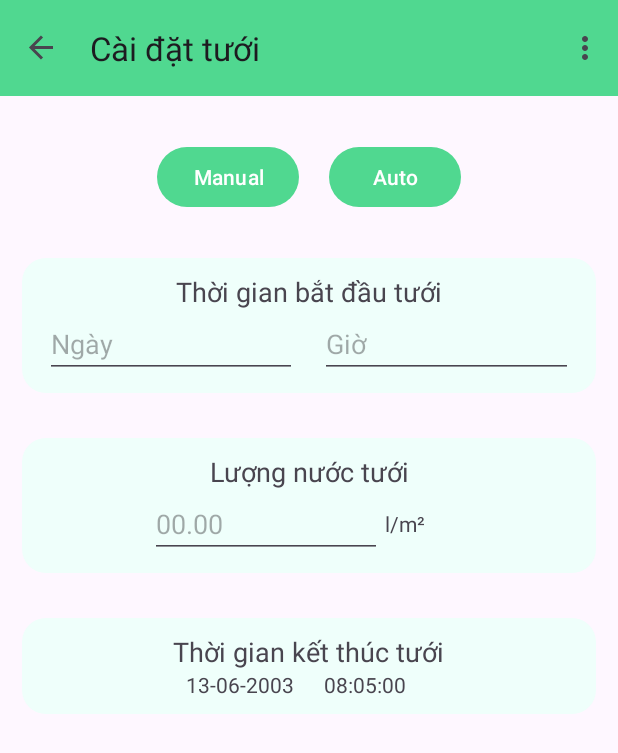
After one commit to conechmuadong/introvert-garden, an Android app: the IrrigationSettingFragment screen opened through its navigation route, on a phone screen of 412 x 824 dp. The commit adds this screen. Shown: the top 753 px of the screen. Run offline under Robolectric (Android 15) with nearby library versions, the phone set to English and light mode, and no system bars; our stand-ins replace navigation-ui.

Commit message:
irrigation setting fragment

```diff
--- a/app/app/src/main/java/ie/app/fragments/FieldlistFragment.java
+++ b/app/app/src/main/java/ie/app/fragments/FieldlistFragment.java
@@ -10,11 +10,11 @@ import androidx.fragment.app.Fragment;
 import androidx.navigation.fragment.NavHostFragment;
 
 import ie.app.R;
-import ie.app.databinding.FragmentFieldlistBinding;
+import ie.app.databinding.FragmentListFieldBinding;
 
 public class FieldlistFragment extends Fragment {
 
-    private FragmentFieldlistBinding binding;
+    private FragmentListFieldBinding binding;
 
     @Override
     public View onCreateView(
@@ -22,7 +22,7 @@ public class FieldlistFragment extends Fragment {
             Bundle savedInstanceState
     ) {
 
-        binding = FragmentFieldlistBinding.inflate(inflater, container, false);
+        binding = FragmentListFieldBinding.inflate(inflater, container, false);
         return binding.getRoot();
 
     }
--- /dev/null
+++ b/app/app/src/main/java/ie/app/fragments/IrrigationSettingFragment.java
@@ -0,0 +1,110 @@
+package ie.app.fragments;
+
+import android.app.DatePickerDialog;
+import android.app.TimePickerDialog;
+import android.os.Bundle;
+import android.view.LayoutInflater;
+import android.view.View;
+import android.view.ViewGroup;
+import android.widget.Button;
+import android.widget.DatePicker;
+import android.widget.TimePicker;
+
+import androidx.annotation.NonNull;
+import androidx.fragment.app.Fragment;
+import androidx.navigation.fragment.NavHostFragment;
+
+import java.util.Calendar;
+
+import ie.app.R;
+import ie.app.databinding.FragmentIrrigationSettingBinding;
+import ie.app.main.MainActivity;
+
+enum Mode {
+    MANUAL,
+    AUTO
+}
+public class IrrigationSettingFragment extends Fragment {
+
+    private FragmentIrrigationSettingBinding binding;
+    private Mode mode = Mode.AUTO;
+
+    @Override
+    public View onCreateView(
+            LayoutInflater inflater, ViewGroup container,
+            Bundle savedInstanceState
+    ) {
+
+        binding = FragmentIrrigationSettingBinding.inflate(inflater, container, false);
+        return binding.getRoot();
+
+    }
+
+    public void onViewCreated(@NonNull View view, Bundle savedInstanceState) {
+        super.onViewCreated(view, savedInstanceState);
+
+        binding.manualButton.setOnClickListener(new View.OnClickListener() {
+            @Override
+            public void onClick(View view) {
+                mode = Mode.MANUAL;
+                // set background
+            }
+        });
+
+        binding.autoButton.setOnClickListener(new View.OnClickListener() {
+            @Override
+            public void onClick(View view) {
+                mode = Mode.AUTO;
+                // set background
+            }
+        });
+
+        binding.dateEditText.setOnClickListener(new View.OnClickListener() {
+            @Override
+            public void onClick(View v) {
+                // Lấy giá trị ngày giờ hiện tại để hiển thị trên DatePicker
+                Calendar calendar = Calendar.getInstance();
+                int year = calendar.get(Calendar.YEAR);
+                int month = calendar.get(Calendar.MONTH);
+                int dayOfMonth = calendar.get(Calendar.DAY_OF_MONTH);
+
+                // Hiển thị DatePickerDialog để cho phép người dùng chọn giá trị ngày giờ
+                DatePickerDialog datePickerDialog = new DatePickerDialog(IrrigationSettingFragment.this.getContext(), new DatePickerDialog.OnDateSetListener() {
+                    @Override
+                    public void onDateSet(DatePicker view, int year, int monthOfYear, int dayOfMonth) {
+                        // Cập nhật giá trị ngày giờ của EditText khi người dùng chọn giá trị trên DatePicker
+                        binding.dateEditText.setText(dayOfMonth + "/" + (monthOfYear + 1) + "/" + year);
+                    }
+                }, year, month, dayOfMonth);
+                datePickerDialog.show();
+            }
+        });
+
+        binding.timeEditText.setOnClickListener(new View.OnClickListener() {
+            @Override
+            public void onClick(View v) {
+                // Lấy giá trị giờ hiện tại để hiển thị trên DatePicker
+                Calendar calendar = Calendar.getInstance();
+                int hour = calendar.get(Calendar.HOUR);
+                int min = calendar.get(Calendar.MINUTE);
+
+                // Hiển thị DatePickerDialog để cho phép người dùng chọn giá trị ngày giờ
+                TimePickerDialog timePickerDialog = new TimePickerDialog(IrrigationSettingFragment.this.getContext(), new TimePickerDialog.OnTimeSetListener() {
+                    @Override
+                    public void onTimeSet(TimePicker view, int hourOfDay, int minute) {
+                        // Cập nhật giá trị giờ của EditText khi người dùng chọn giá trị trên TimePicker
+                        binding.timeEditText.setText(hourOfDay + " : " + minute + " : 00");
+                    }
+                }, hour, min, true);
+                timePickerDialog.show();
+            }
+        });
+    }
+
+    @Override
+    public void onDestroyView() {
+        super.onDestroyView();
+        binding = null;
+    }
+
+}
--- a/app/app/src/main/java/ie/app/fragments/MeasuredDataFragment.java
+++ b/app/app/src/main/java/ie/app/fragments/MeasuredDataFragment.java
@@ -8,18 +8,19 @@ import android.widget.TextView;
 
 import androidx.annotation.NonNull;
 import androidx.fragment.app.Fragment;
+import androidx.navigation.fragment.NavHostFragment;
 
 import ie.app.R;
-import ie.app.databinding.FragmentMeasureddataBinding;
+import ie.app.databinding.FragmentMeasuredDataBinding;
 import ie.app.models.Field;
 
 public class MeasuredDataFragment extends Fragment {
-    private FragmentMeasureddataBinding binding;
+    private FragmentMeasuredDataBinding binding;
     private Field field = new Field();
 
     @Override
     public View onCreateView(LayoutInflater inflater, ViewGroup container, Bundle savedInstanceState) {
-        binding = FragmentMeasureddataBinding.inflate(inflater, container, false);
+        binding = FragmentMeasuredDataBinding.inflate(inflater, container, false);
         View view = binding.getRoot();
 
         String fieldname = "Cánh đồng";
@@ -57,14 +58,14 @@ public class MeasuredDataFragment extends Fragment {
 
     public void onViewCreated(@NonNull View view, Bundle savedInstanceState) {
         super.onViewCreated(view, savedInstanceState);
-/*
-        binding.buttonSecond.setOnClickListener(new View.OnClickListener() {
+
+        binding.waterButton.setOnClickListener(new View.OnClickListener() {
             @Override
             public void onClick(View view) {
-                NavHostFragment.findNavController(SecondFragment.this)
-                        .navigate(R.id.action_SecondFragment_to_FirstFragment);
+                NavHostFragment.findNavController(MeasuredDataFragment.this)
+                        .navigate(R.id.action_MeasuredDataFragment_to_IrrigationFragment);
             }
-        }); */
+        });
     }
 
     @Override
--- /dev/null
+++ b/app/app/src/main/java/ie/app/models/Fieldlist.java
@@ -0,0 +1,8 @@
+package ie.app.models;
+
+import java.lang.reflect.Array;
+import java.util.ArrayList;
+
+public class Fieldlist {
+    ArrayList<Field> fields = new ArrayList<>();
+}
--- /dev/null
+++ b/app/app/src/main/res/drawable/irrigation_background.xml
@@ -0,0 +1,9 @@
+<layer-list xmlns:android="http://schemas.android.com/apk/res/android">
+    <item android:left="15dp" android:right="15dp">
+        <shape android:shape="rectangle">
+            <solid android:color="@color/background" />
+            <corners android:radius="16dp" />
+
+        </shape>
+    </item>
+</layer-list>
--- /dev/null
+++ b/app/app/src/main/res/layout/fragment_irrigation_setting.xml
@@ -0,0 +1,212 @@
+<?xml version="1.0" encoding="utf-8"?>
+<LinearLayout xmlns:android="http://schemas.android.com/apk/res/android"
+    xmlns:app="http://schemas.android.com/apk/res-auto"
+    xmlns:tools="http://schemas.android.com/tools"
+    android:layout_width="match_parent"
+    android:layout_height="match_parent"
+    tools:context=".fragments.IrrigationSettingFragment"
+    android:orientation="vertical">
+
+    <Space
+        android:layout_width="match_parent"
+        android:layout_height="30dp" />
+
+    <LinearLayout
+        android:layout_width="match_parent"
+        android:layout_height="wrap_content"
+        android:orientation="horizontal"
+        android:gravity="center" >
+
+
+        <Button
+            android:id="@+id/manualButton"
+            android:layout_width="wrap_content"
+            android:layout_height="wrap_content"
+            android:text="@string/manualButton" />
+
+        <Space
+            android:layout_width="20dp"
+            android:layout_height="wrap_content" />
+
+        <Button
+            android:id="@+id/autoButton"
+            android:layout_width="wrap_content"
+            android:layout_height="wrap_content"
+            android:text="@string/autoButton" />
+
+    </LinearLayout>
+
+    <Space
+        android:layout_width="match_parent"
+        android:layout_height="30dp" />
+
+    <LinearLayout
+        android:layout_width="match_parent"
+        android:layout_height="wrap_content"
+        android:orientation="vertical"
+        android:gravity="center"
+        android:background="@drawable/irrigation_background" >
+
+        <Space
+            android:layout_width="match_parent"
+            android:layout_height="10dp" />
+
+        <TextView
+            android:id="@+id/start_time"
+            android:layout_height="wrap_content"
+            android:layout_width="wrap_content"
+            android:gravity="center"
+            android:textSize="18sp"
+            android:text="@string/start_time" />
+        <LinearLayout
+            android:layout_width="match_parent"
+            android:layout_height="wrap_content"
+            android:orientation="horizontal" >
+            <Space
+                android:layout_width="30dp"
+                android:layout_height="wrap_content" />
+            <EditText
+                android:id="@+id/dateEditText"
+                android:layout_width="0dp"
+                android:layout_weight="1"
+                android:layout_height="wrap_content"
+                android:focusable="false"
+                android:hint="Ngày" />
+            <Space
+                android:layout_width="15dp"
+                android:layout_height="wrap_content" />
+            <EditText
+                android:id="@+id/timeEditText"
+                android:layout_width="0dp"
+                android:layout_weight="1"
+                android:layout_height="wrap_content"
+                android:focusable="false"
+                android:hint="Giờ" />
+            <Space
+                android:layout_width="30dp"
+                android:layout_height="wrap_content" />
+        </LinearLayout>
+
+        <Space
+            android:layout_width="match_parent"
+            android:layout_height="10dp" />
+
+    </LinearLayout>
+
+    <Space
+        android:layout_width="match_parent"
+        android:layout_height="30dp" />
+
+    <LinearLayout
+        android:layout_width="match_parent"
+        android:layout_height="wrap_content"
+        android:orientation="vertical"
+        android:gravity="center"
+        android:background="@drawable/irrigation_background" >
+
+        <Space
+            android:layout_width="match_parent"
+            android:layout_height="10dp" />
+
+        <TextView
+            android:id="@+id/amount_water"
+            android:layout_height="wrap_content"
+            android:layout_width="wrap_content"
+            android:gravity="center"
+            android:textSize="18sp"
+            android:text="@string/amount_water" />
+
+        <LinearLayout
+            android:layout_width="match_parent"
+            android:layout_height="wrap_content"
+            android:gravity="center"
+            android:orientation="horizontal" >
+
+            <Space
+                android:layout_width="100dp"
+                android:layout_height="wrap_content" />
+
+            <EditText
+                android:id="@+id/amountEditText"
+                android:layout_width="0dp"
+                android:layout_weight="1"
+                android:layout_height="wrap_content"
+                android:focusable="true"
+                android:hint="00.00" />
+            <Space
+                android:layout_width="2dp"
+                android:layout_height="wrap_content" />
+            <TextView
+                android:id="@+id/unit"
+                android:layout_width="0dp"
+                android:layout_weight="1"
+                android:layout_height="wrap_content"
+                android:text="@string/water_unit" />
+        </LinearLayout>
+
+        <Space
+            android:layout_width="match_parent"
+            android:layout_height="10dp" />
+
+    </LinearLayout>
+
+    <Space
+        android:layout_width="match_parent"
+        android:layout_height="30dp" />
+
+    <LinearLayout
+        android:layout_width="match_parent"
+        android:layout_height="wrap_content"
+        android:orientation="vertical"
+        android:gravity="center"
+        android:background="@drawable/irrigation_background" >
+
+        <Space
+            android:layout_width="match_parent"
+            android:layout_height="10dp" />
+
+        <TextView
+            android:id="@+id/end_time"
+            android:layout_height="wrap_content"
+            android:layout_width="wrap_content"
+            android:gravity="center"
+            android:textSize="18sp"
+            android:text="@string/end_time" />
+        <LinearLayout
+            android:layout_width="match_parent"
+            android:layout_height="wrap_content"
+            android:orientation="horizontal" >
+            <Space
+                android:layout_width="30dp"
+                android:layout_height="wrap_content" />
+            <TextView
+                android:id="@+id/endDate"
+                android:layout_width="0dp"
+                android:layout_weight="1"
+                android:layout_height="wrap_content"
+                android:gravity="end"
+                android:text="13-06-2003" />
+            <Space
+                android:layout_width="20dp"
+                android:layout_height="wrap_content" />
+            <TextView
+                android:id="@+id/endTime"
+                android:layout_width="0dp"
+                android:layout_weight="1"
+                android:layout_height="wrap_content"
+                android:text="08:05:00" />
+            <Space
+                android:layout_width="30dp"
+                android:layout_height="wrap_content" />
+        </LinearLayout>
+
+        <Space
+            android:layout_width="match_parent"
+            android:layout_height="10dp" />
+
+    </LinearLayout>
+
+
+
+
+</LinearLayout>
--- a/app/app/src/main/res/layout/fragment_measureddata.xml
+++ b/app/app/src/main/res/layout/fragment_measured_data.xml
@@ -145,7 +145,7 @@
         android:layout_height="30dp" />
 
     <Button
-        android:id="@+id/button"
+        android:id="@+id/waterButton"
         android:layout_width="wrap_content"
         android:layout_height="wrap_content"
         android:layout_gravity="end"
--- a/app/app/src/main/res/navigation/nav_graph.xml
+++ b/app/app/src/main/res/navigation/nav_graph.xml
@@ -20,7 +20,7 @@
         android:id="@+id/FieldlistFragment"
         android:name="ie.app.fragments.FieldlistFragment"
         android:label="@string/fieldlist_fragment_label"
-        tools:layout="@layout/fragment_fieldlist">
+        tools:layout="@layout/fragment_list_field">
 
         <action
             android:id="@+id/action_FieldlistFragment_to_HomepageFragment"
@@ -36,11 +36,23 @@
         android:id="@+id/MeasuredDataFragment"
         android:name="ie.app.fragments.MeasuredDataFragment"
         android:label="@string/measureddata_fragment_label"
-        tools:layout="@layout/fragment_measureddata">
+        tools:layout="@layout/fragment_measured_data">
 
         <action
             android:id="@+id/action_MeasuredDataFragment_to_FieldlistFragment"
             app:destination="@id/FieldlistFragment" />
+
+        <action
+            android:id="@+id/action_MeasuredDataFragment_to_IrrigationFragment"
+            app:destination="@id/IrrigationSettingFragment" />
+    </fragment>
+
+    <fragment
+        android:id="@+id/IrrigationSettingFragment"
+        android:name="ie.app.fragments.IrrigationSettingFragment"
+        android:label="@string/irrigation_fragment_label"
+        tools:layout="@layout/fragment_irrigation_setting">
+
     </fragment>
 
 </navigation>
--- a/app/app/src/main/res/values/strings.xml
+++ b/app/app/src/main/res/values/strings.xml
@@ -6,11 +6,18 @@
     <string name="homepage_fragment_label">Trang chủ</string>
     <string name="fieldlist_fragment_label">Danh sách cánh đồng</string>
     <string name="measureddata_fragment_label">Tình trạng</string>
+    <string name="irrigation_fragment_label">Cài đặt tưới</string>
 
     <string name="next">Next</string>
     <string name="project_name">Introverts\' Garden</string>
     <string name="introduction">Introvert\' Garden is a smart agriculture systems project developed by The Introverts, a group of 5 students from VNU - UET participated in the IoT Challenge contest organized by FPT Software.</string>
+    <string name="start_time">Thời gian bắt đầu tưới</string>
+    <string name="end_time">Thời gian kết thúc tưới</string>
+    <string name="amount_water">Lượng nước tưới</string>
+    <string name="water_unit">l/m²</string>
+
     <string name="homeButton">Next</string>
-
     <string name="waterButton">Tưới cây!</string>
+    <string name="manualButton">Manual</string>
+    <string name="autoButton">Auto</string>
 </resources>
```
Also changed, not shown: app/app/src/main/res/layout/fragment_list_field.xml (renamed from app/app/src/main/res/layout/fragment_fieldlist.xml).
